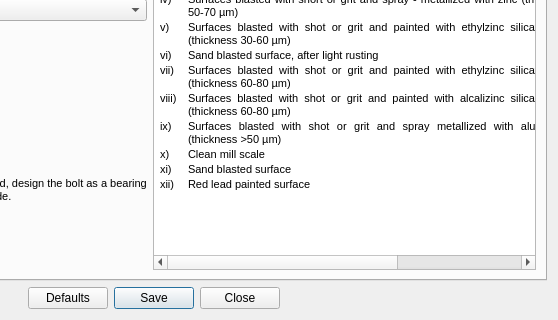
This is Connections/Moment/ExtendedEndPlate/ui_design_preferences.ui in GreatDevelopers/osdag-core as Qt 5 draws it before an edit; both pictures show x 250 to 808 and y 199 to 519 of the 808 by 519 pixel window. The edited form follows.
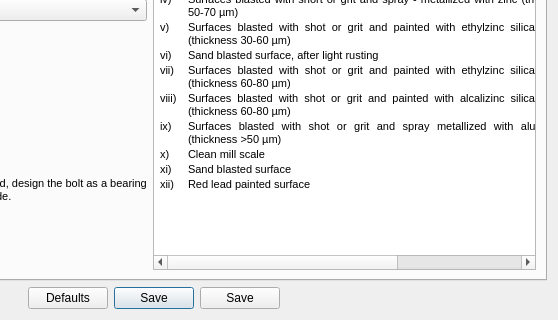
This is the edited form.

Patch:
```diff
--- a/Connections/Moment/ExtendedEndPlate/ui_design_preferences.ui
+++ b/Connections/Moment/ExtendedEndPlate/ui_design_preferences.ui
@@ -36,7 +36,7 @@
         </font>
        </property>
        <property name="text">
-        <string>Close</string>
+        <string>Save</string>
        </property>
       </widget>
      </item>
```
